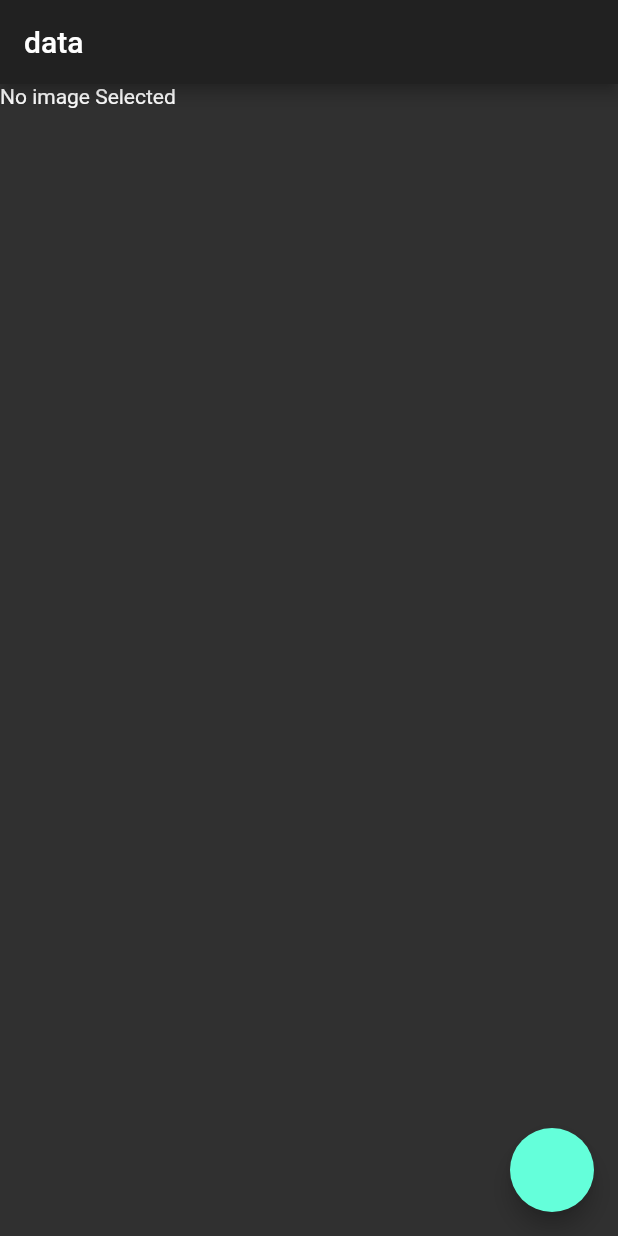
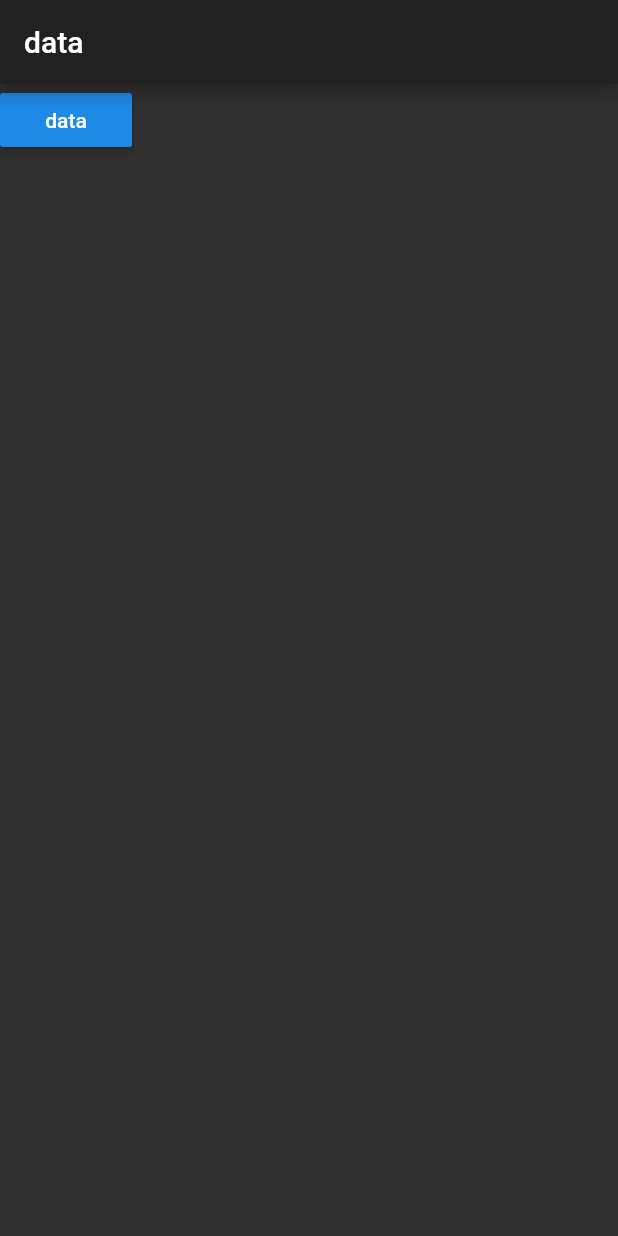
Before and after one commit to prapawity/lab01, a Flutter app: the screen it shows after launch, on a phone screen of 412 x 824 dp. Run offline on Flutter 3.47's test engine with Material 2 defaults, Android fonts, the phone set to English and light mode, and no system bars; our stand-ins replace datetime_picker_formfield, image_picker; missing offline and left inert: flutter_date_picker.

```diff
--- a/hello_world/lib/main.dart
+++ b/hello_world/lib/main.dart
@@ -3,6 +3,7 @@ import './ui/first_screen.dart';
 import './ui/second_screen.dart';
 import './ui/detail_screen.dart';
 import './ui/forn_screen.dart';
+import './ui/listdata.dart';
 
 void main() => runApp(MyApp());
 
@@ -21,7 +22,8 @@ class MyApp extends StatelessWidget {
       //home: MyHomePage(),
       initialRoute: "/",
       routes: {
-        "/": (context) =>FirstScreen(),
+        "/": (context) => ListData(),
+        // "/": (context) =>FirstScreen(),
         // "/second" :(context) => DetailScreen(title: "test",),
         },
     );
--- a/hello_world/lib/ui/listdata.dart
+++ b/hello_world/lib/ui/listdata.dart
@@ -0,0 +1,30 @@
+import 'package:http/http.dart';
+import 'dart:convert';
+import 'package:flutter/material.dart';
+
+class ListData extends StatelessWidget{
+
+  Future loadPost() async{
+    Response resp =  await get("https://jsonplaceholder.typicode.com/posts");
+    // Map<String, dynamic> data =json.decode(resp.body);
+    print(resp.body);
+  }
+  @override
+  Widget build(BuildContext context) {
+    // TODO: implement build
+    return Scaffold(
+      appBar: AppBar(
+        title: Text("data"),
+      ),
+      body: Column(
+        children: <Widget>[
+          RaisedButton(
+            child: Text("data"),
+            onPressed: loadPost,
+          )
+        ],
+      ),
+    );
+  }
+
+}
```
